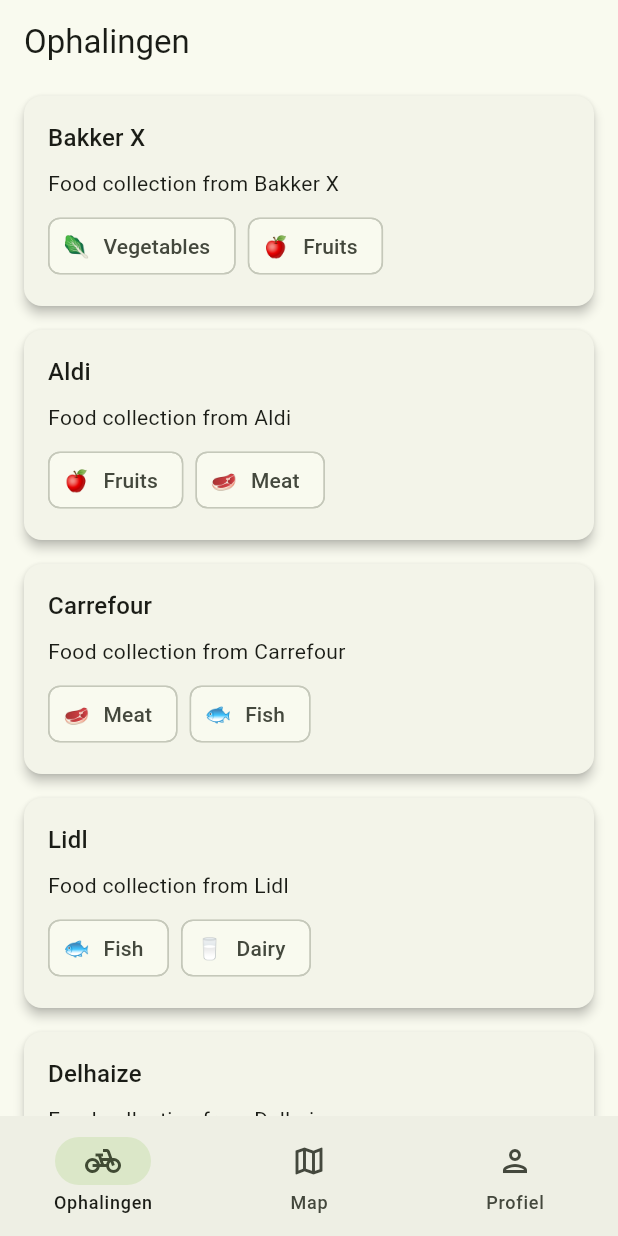
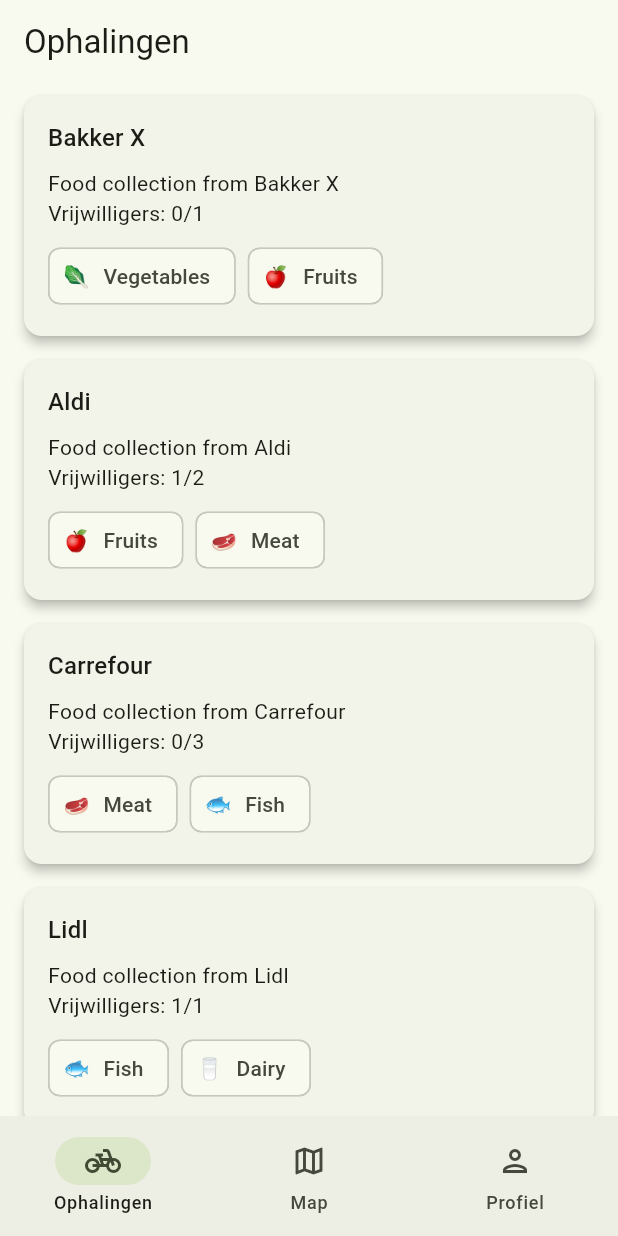
Before and after one commit to weAreHackaton/hackaton2025_6, a Flutter app: the screen it shows after launch, on a phone screen of 412 x 824 dp. Run offline on Flutter 3.47's test engine with Material 3 defaults, Android fonts, the phone set to English and light mode, and no system bars; our stand-ins replace equatable, flutter_map, latlong2.

Commit message:
aantal vrijwillegers

```diff
--- a/lib/ophalingen/views/ophalingen_page.dart
+++ b/lib/ophalingen/views/ophalingen_page.dart
@@ -79,7 +79,7 @@
             },
             child: InfoCard(
               address: ophaling.user.name,
-              description: ophaling.description,
+              description: '${ophaling.description}\nVrijwilligers: ${ophaling.currentVolunteers}/${ophaling.maxVolunteers}',
               tags: ophaling.foodtypes,
             ),
           );
```
